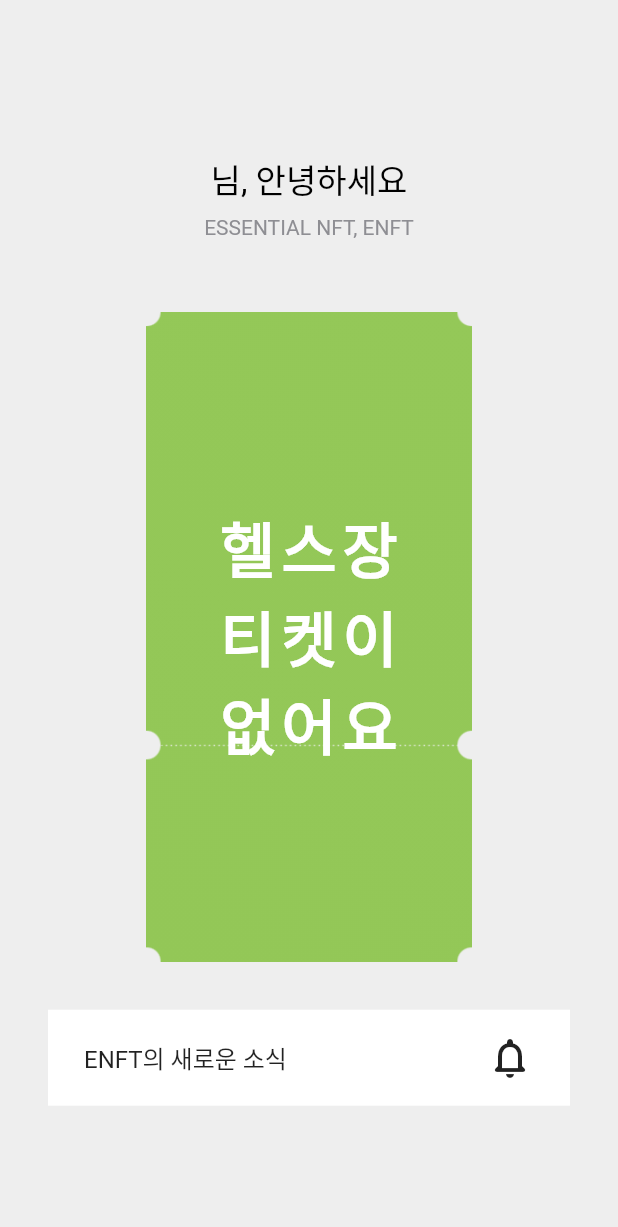
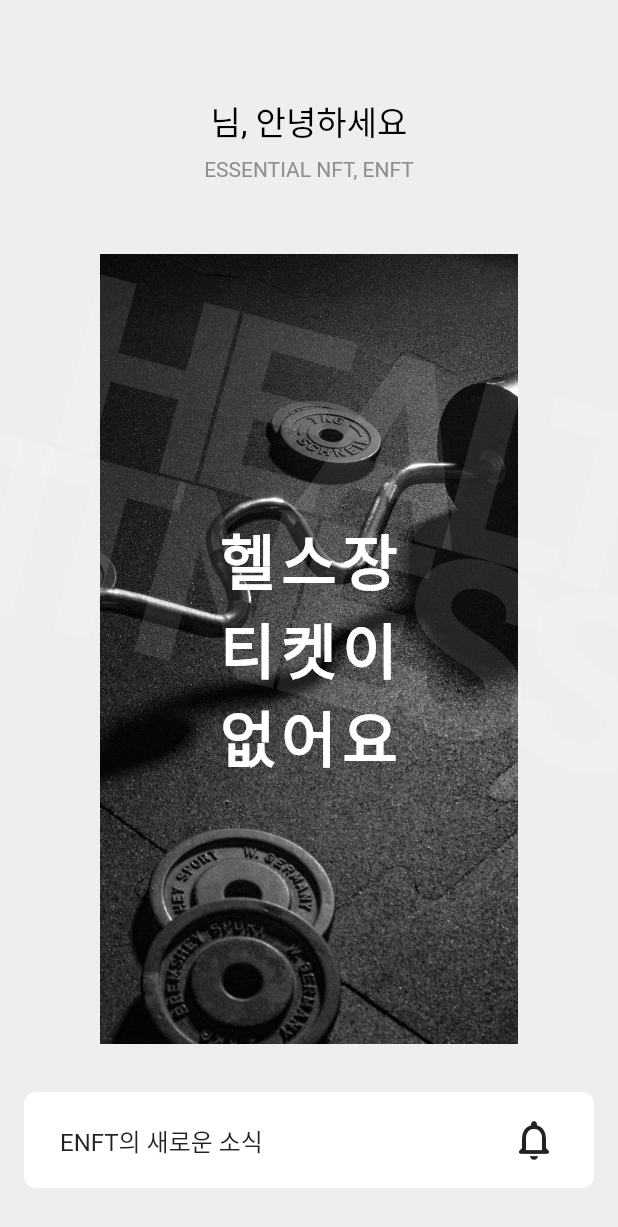
Before and after one commit to ENFT-Token/client-app-getx, a Flutter app: the TicketPage screen opened directly, on a phone screen of 412 x 824 dp. Shown: the top 1227 px of the screen. Run offline on Flutter 3.47's test engine with Material 2 defaults, Android fonts, the phone set to English and light mode, and no system bars; our stand-ins replace convert, dio, flutter_dotenv, flutter_speed_dial, flutter_svg, flutter_swiper_null_safety and 7 more; missing offline and left inert: android_intent_plus, dart_jsonwebtoken, dbcrypt, http_auth, jwt_decode, kakao_flutter_sdk; accounts and stored records are empty; network calls fail; statements that could not run were skipped; project files that could hold a hidden picture were left out.

Commit message:
Add: update ui after sending ticket

```diff
--- a/lib/app/controller/klip.dart
+++ b/lib/app/controller/klip.dart
@@ -62,6 +62,8 @@ class KlipController extends GetxController {
 
   get isTrueList => _isTrueList.value;
 
+  set isTrueList(value) => _isTrueList.value = value;
+
   // async await가 필요한가?
   // 나중에 try - catch로 error 잡기
   initKlip() async => _klip = repository.initKlip();
@@ -103,6 +105,7 @@ class KlipController extends GetxController {
     _isTrueList.refresh();
   }
 
+  getHistory(String network, String address, String kind) async => repository.getHistory(network, address, kind);
   sendKlay(String targetAddress, double amount) async {
     if (targetAddress.length < 42) return false;
     try {
--- a/lib/app/controller/register.dart
+++ b/lib/app/controller/register.dart
@@ -38,7 +38,7 @@ class RegisterController extends GetxController {
 
   Future<bool> register() async {
     registerRepository.user = user;
-    print(registerRepository.user.klip.address);
+
     final result = await registerRepository.register();
     if (result.isEmpty)
       return false;
--- a/lib/app/controller/ticket.dart
+++ b/lib/app/controller/ticket.dart
@@ -9,11 +9,6 @@ import 'package:enft/app/constant/constant.dart';
 class TicketController extends GetxController
     with GetTickerProviderStateMixin, StateMixin {
   static TicketController get to => Get.find<TicketController>();
-
-  // Background gradient animation
-  late Rx<AnimationController> _backgroundGradientController;
-  late Rx<Animation<Color?>> _backgroundGradientAnimationForward;
-  late Rx<Animation<Color?>> _backgroundGradientAnimationReverse;
 
   // Page controller
   late Rx<PageController> _pageController;
@@ -27,16 +22,6 @@ class TicketController extends GetxController
   double height = 0.0;
 
   TicketController();
-
-  get backgroundGradientController => _backgroundGradientController.value;
-
-  // set backgroundGradientController(value) => _backgroundGradientController.value = value;
-
-  get backgroundGradientAnimationForward =>
-      _backgroundGradientAnimationForward.value;
-
-  get backgroundGradientAnimationReverse =>
-      _backgroundGradientAnimationReverse.value;
 
   get pageController => _pageController.value;
 
@@ -60,7 +45,6 @@ class TicketController extends GetxController
 
   @override
   void onInit() {
-    initBackgroundAnimation();
     initPageController();
     super.onInit();
   }
@@ -73,43 +57,13 @@ class TicketController extends GetxController
 
   @override
   void onClose() {
-    _backgroundGradientController.close();
     _pageController.close();
     super.onClose();
   }
 
-  initBackgroundAnimation() {
-    // Background gradient animation
-    _backgroundGradientController =
-        AnimationController(duration: const Duration(seconds: 4), vsync: this)
-            .obs;
-    _backgroundGradientAnimationForward =
-        ColorTween(begin: kPrimaryColor, end: kPrimaryLightColor)
-            .animate(backgroundGradientController)
-            .obs;
-    _backgroundGradientAnimationReverse =
-        ColorTween(begin: kPrimaryLightColor, end: kPrimaryColor)
-            .animate(backgroundGradientController)
-            .obs;
-
-    backgroundGradientController.repeat(max: 1.0);
-    backgroundGradientController.forward();
-
-    backgroundGradientController.addListener(() {
-      if (backgroundGradientController.status == AnimationStatus.completed) {
-        backgroundGradientController.reverse();
-        _backgroundGradientController.refresh();
-      } else if (backgroundGradientController.status ==
-          AnimationStatus.dismissed) {
-        backgroundGradientController.forward();
-        _backgroundGradientController.refresh();
-      }
-    });
-  }
-
   initPageController() {
     _pageController =
-        PageController(initialPage: selectedIndex, viewportFraction: 0.9).obs;
+        PageController(initialPage: selectedIndex, viewportFraction: 1).obs;
     pageController.addListener(() {
       currPageValue = pageController.page;
       _pageController.refresh();
--- a/lib/app/ui/ticket/components/body.dart
+++ b/lib/app/ui/ticket/components/body.dart
@@ -10,6 +10,11 @@ class TicketBody extends StatelessWidget {
     return Column(
         mainAxisAlignment: MainAxisAlignment.center,
         crossAxisAlignment: CrossAxisAlignment.center,
-        children: [WelcomeBox(), TicketPageView(), NotificationBox()]);
+        children: [
+          WelcomeBox(),
+          // TODO: 페이지뷰에서 이전 화면과 다음 화면이 안 보임
+          Expanded(child: TicketPageView()),
+          NotificationBox()
+        ]);
   }
 }
--- a/lib/app/ui/ticket/components/notification_box.dart
+++ b/lib/app/ui/ticket/components/notification_box.dart
@@ -6,11 +6,14 @@ class NotificationBox extends StatelessWidget {
   @override
   Widget build(BuildContext context) {
     return Padding(
-        padding: const EdgeInsets.all(kDefaultPadding * 2),
+        padding: const EdgeInsets.symmetric(
+            vertical: kDefaultPadding * 2, horizontal: kDefaultPadding),
         child: Container(
             padding: const EdgeInsets.symmetric(
                 horizontal: kDefaultPadding * 1.5, vertical: kDefaultPadding),
-            decoration: BoxDecoration(color: Colors.white),
+            decoration: BoxDecoration(
+                color: Colors.white,
+                borderRadius: BorderRadius.all(Radius.circular(8))),
             child: Row(
               mainAxisAlignment: MainAxisAlignment.center,
               crossAxisAlignment: CrossAxisAlignment.center,
--- a/lib/app/ui/ticket/components/ticket.dart
+++ b/lib/app/ui/ticket/components/ticket.dart
@@ -1,3 +1,4 @@
+import 'package:enft/app/constant/constant.dart';
 import 'package:flutter/material.dart';
 
 import 'package:get/get.dart';
@@ -12,9 +13,9 @@ class Ticket extends GetView<TicketController> {
 
   @override
   Widget build(BuildContext context) {
-    final width = MediaQuery.of(context).size.width * 0.8;
-    final height = width * 1.618;
-    final double _scaleFactor = 0.8;
+    final width = MediaQuery.of(context).size.width * 0.675;
+    final height = MediaQuery.of(context).size.height;
+    final double _scaleFactor = 0.9;
 
     return Obx(
       () {
@@ -50,36 +51,41 @@ class Ticket extends GetView<TicketController> {
               transform: controller.matrix,
               child: Opacity(
                   opacity: controller.currOpacity,
-                  child: AnimatedBuilder(
-                      animation: controller.backgroundGradientController,
-                      builder: (_, child) {
-                        return Stack(alignment: Alignment.center, children: [
-                          ShaderMask(
-                            // TODO: 이미지 변경하기
-                            child: Image(
-                              image:
-                                  AssetImage("assets/backgrounds/ticket.png"),
-                              width: width,
-                              height: height,
-                            ),
-                            shaderCallback: (Rect bounds) {
-                              return LinearGradient(
-                                  begin: Alignment.bottomLeft,
-                                  end: Alignment.topRight,
-                                  colors: [
-                                    controller
-                                        .backgroundGradientAnimationForward
-                                        .value,
-                                    controller
-                                        .backgroundGradientAnimationReverse
-                                        .value
-                                  ]).createShader(bounds);
-                            },
-                            blendMode: BlendMode.srcATop,
-                          ),
-                          detail
-                        ]);
-                      })));
+                  child: Stack(alignment: Alignment.center, children: [
+                    Image(
+                      image: AssetImage("assets/backgrounds/ticket.jpg"),
+                      width: width,
+                      height: height,
+                      fit: BoxFit.cover,
+                    ),
+                    Positioned(
+                        top: height * 0.05,
+                        left: width * 0.15,
+                        child: RotationTransition(
+                          turns: AlwaysStoppedAnimation(15 / 360),
+                          child: Text("HEALTH",
+                              style: TextStyle(
+                                color: Colors.white10,
+                                fontSize: height * 0.2,
+                                fontWeight: FontWeight.bold,
+                                letterSpacing: -(width * 0.064),
+                              )),
+                        )),
+                    Positioned(
+                        top: height * 0.1625,
+                        left: -(width * 0.3),
+                        child: RotationTransition(
+                          turns: AlwaysStoppedAnimation(15 / 360),
+                          child: Text("FITNESS",
+                              style: TextStyle(
+                                color: Colors.white10,
+                                fontSize: height * 0.2,
+                                fontWeight: FontWeight.bold,
+                                letterSpacing: -(width * 0.065),
+                              )),
+                        )),
+                    detail
+                  ])));
         }, onLoading: CircularProgressIndicator());
       },
     );
--- a/lib/app/ui/ticket/components/ticket_page_view.dart
+++ b/lib/app/ui/ticket/components/ticket_page_view.dart
@@ -16,12 +16,10 @@ class TicketPageView extends GetView<TicketController> {
   @override
   Widget build(BuildContext context) {
     final width = MediaQuery.of(context).size.width * 0.65;
-    final height = width * 1.618;
 
     return Center(
         child: Obx(() => controller.obx(
             (state) => SizedBox(
-                height: height,
                 child: UserController.to.qrDataList.isEmpty
                     ? PageView.builder(
                         onPageChanged: (index) =>
--- a/lib/app/ui/ticket/components/welcome_box.dart
+++ b/lib/app/ui/ticket/components/welcome_box.dart
@@ -10,7 +10,7 @@ class WelcomeBox extends GetView {
   Widget build(BuildContext context) {
     // TODO: implement build
     return Padding(
-        padding: const EdgeInsets.symmetric(vertical: kDefaultPadding * 3),
+        padding: const EdgeInsets.only(top: kDefaultPadding * 4, bottom: kDefaultPadding * 3),
         child: Column(
           children: [
             Text(
--- a/lib/app/ui/wallet/components/icon_button_box.dart
+++ b/lib/app/ui/wallet/components/icon_button_box.dart
@@ -21,13 +21,13 @@ class IconButtonBox extends StatelessWidget {
               width: 55,
               padding: const EdgeInsets.all(kDefaultPadding),
               decoration: BoxDecoration(
-                  color: Colors.blue,
+                  color: kWalletIconBoxColor,
                   borderRadius: BorderRadius.all(Radius.circular(16))),
             ),
             const SizedBox(height: kDefaultPadding / 2),
             Text(
               description,
-              style: TextStyle(color: Colors.white54, fontSize: 12),
+              style: TextStyle(color: kWalletIconTextColor, fontSize: 12),
             )
           ],
         ));
--- a/lib/app/ui/wallet/components/klay_box.dart
+++ b/lib/app/ui/wallet/components/klay_box.dart
@@ -9,11 +9,11 @@ class KlayBox extends StatelessWidget {
         padding: const EdgeInsets.symmetric(
             vertical: kDefaultPadding / 1.5, horizontal: kDefaultPadding * 2),
         decoration: BoxDecoration(
-            color: Colors.blue,
+            color: kWalletBackgroundColor,
             borderRadius: BorderRadius.all(Radius.circular(20))),
         child: const Text(
           "클레이 KLAY",
-          style: TextStyle(fontSize: 20, color: Colors.white70),
+          style: TextStyle(fontSize: 20, color: Colors.white),
         ));
   }
 }
--- a/lib/app/ui/wallet/components/wallet_card.dart
+++ b/lib/app/ui/wallet/components/wallet_card.dart
@@ -32,13 +32,13 @@ class WalletCard extends GetView<KlipController> {
           width: size.width,
           constraints: BoxConstraints(minHeight: 316),
           decoration: BoxDecoration(
-              color: kPrimaryColor,
+              color: kWalletBackgroundColor,
               borderRadius: BorderRadius.all(Radius.circular(22)))),
       Positioned(
           left: -37.5,
           top: -37.5,
           child: SvgPicture.asset('assets/logos/klaytn-klay-logo.svg',
-              width: 250, height: 250, color: Colors.indigo)),
+              width: 250, height: 250, color: Colors.black26)),
       Padding(
           padding: const EdgeInsets.symmetric(vertical: kDefaultPadding),
           child: Column(
```
Also changed, not shown: lib/app/constant/constant.dart (+8 -3 lines), lib/app/controller/user.dart (+15 -7 lines), lib/app/data/repository/klip.dart (+4 -3 lines), lib/app/ui/send_ticket/send_ticket.dart (+8 -2 lines), lib/app/ui/ticket/components/back_ticket.dart (+25 -84 lines), lib/app/ui/ticket/components/front_ticket.dart (+7 -7 lines), lib/app/ui/wallet/components/body.dart (+17 -0 lines), assets/backgrounds/ticket.jpg (added), pubspec.lock.
